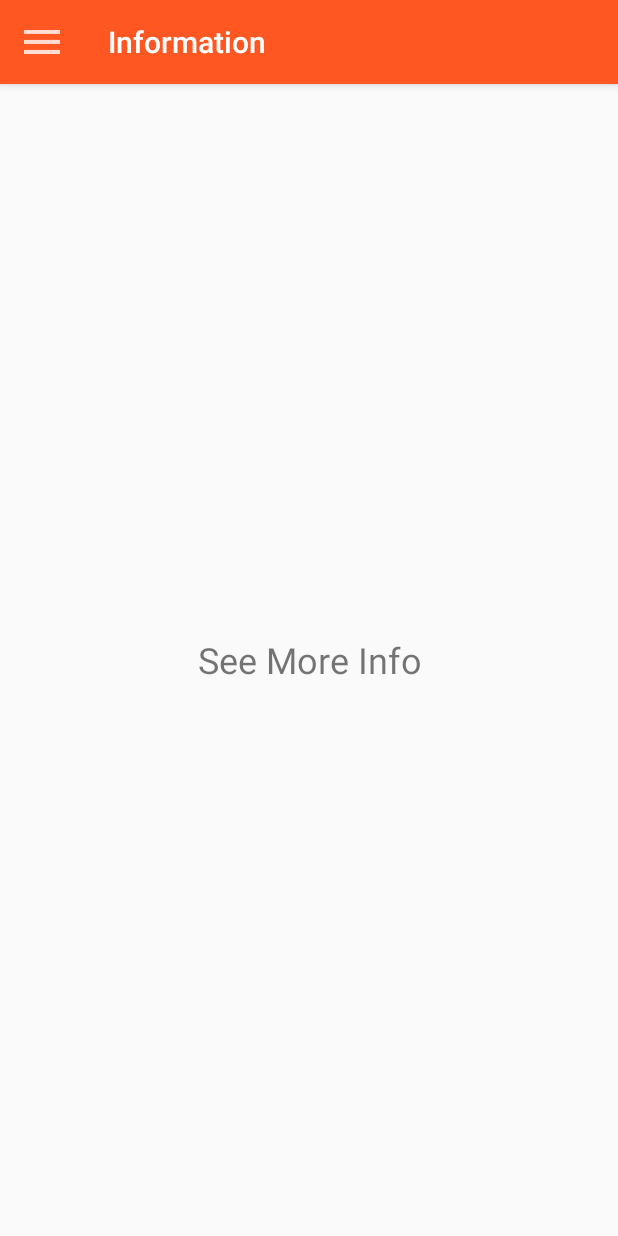
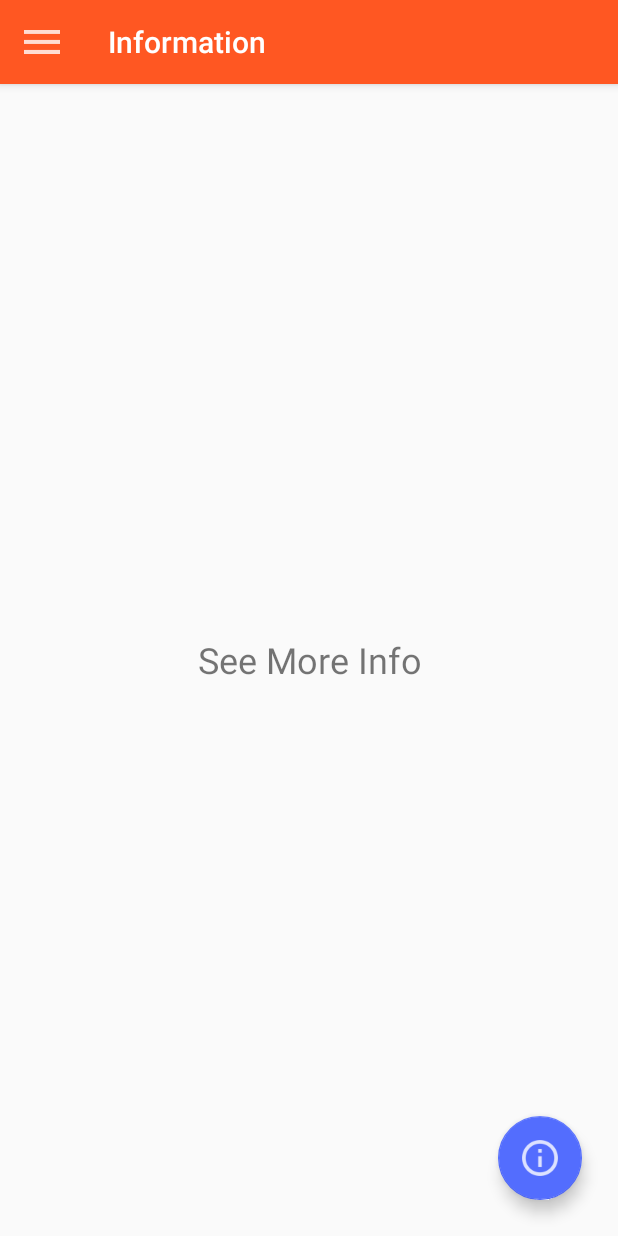
Before and after one commit to MarcMauri/Laboratorio_08_Navigation_Drawer, an Android app: the screen it shows after launch (MainActivity), in the side drawer, after a tap on "Information", on a phone screen of 412 x 824 dp. Run offline under Robolectric (Android 15) with nearby library versions, the phone set to English and light mode, and no system bars.

Commit message:
Layouts de los fragments

```diff
--- a/app/src/main/res/layout/fragment_info.xml
+++ b/app/src/main/res/layout/fragment_info.xml
@@ -1,4 +1,5 @@
 <FrameLayout xmlns:android="http://schemas.android.com/apk/res/android"
+    xmlns:app="http://schemas.android.com/apk/res-auto"
     xmlns:tools="http://schemas.android.com/tools"
     android:layout_width="match_parent"
     android:layout_height="match_parent"
@@ -8,7 +9,17 @@
         android:layout_width="match_parent"
         android:layout_height="match_parent"
         android:gravity="center"
-        android:textSize="24dp"
-        android:text="@string/see_more_info" />
+        android:text="@string/see_more_info"
+        android:textSize="24dp" />
+
+    <android.support.design.widget.FloatingActionButton
+        android:id="@+id/fabMoreInfo"
+        android:layout_width="wrap_content"
+        android:layout_height="wrap_content"
+        android:layout_gravity="bottom|end"
+        android:layout_marginBottom="24dp"
+        android:layout_marginEnd="24dp"
+        android:src="@drawable/ic_more_info"
+        app:fabSize="normal" />
 
 </FrameLayout>
```
Also changed, not shown: app/src/main/res/layout/fragment_alerts.xml (+12 -0 lines), app/src/main/res/layout/fragment_email.xml (+12 -0 lines), app/src/main/res/drawable-hdpi/ic_more_info.png (added), app/src/main/res/drawable-hdpi/ic_show_alert.png (added), app/src/main/res/drawable-hdpi/ic_write_email.png (added), app/src/main/res/drawable-mdpi/ic_more_info.png (added), app/src/main/res/drawable-mdpi/ic_show_alert.png (added), app/src/main/res/drawable-mdpi/ic_write_email.png (added), app/src/main/res/drawable-xhdpi/ic_more_info.png (added), app/src/main/res/drawable-xhdpi/ic_show_alert.png (added), app/src/main/res/drawable-xhdpi/ic_write_email.png (added), app/src/main/res/drawable-xxhdpi/ic_more_info.png (added), app/src/main/res/drawable-xxhdpi/ic_show_alert.png (added), app/src/main/res/drawable-xxhdpi/ic_write_email.png (added).
